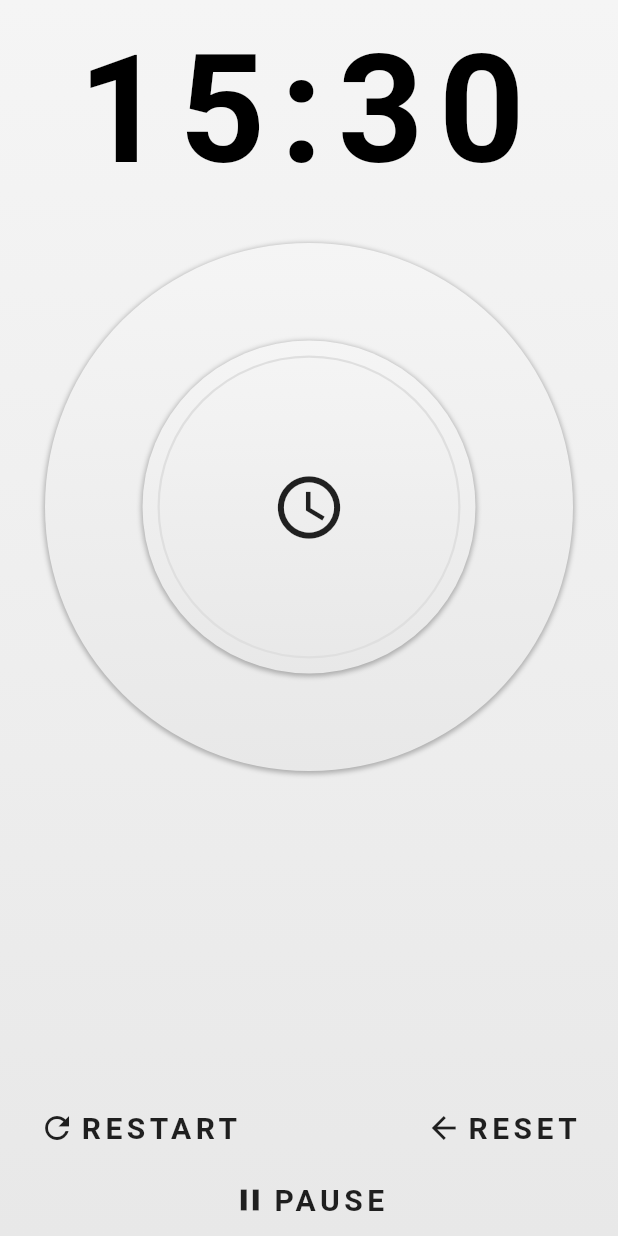
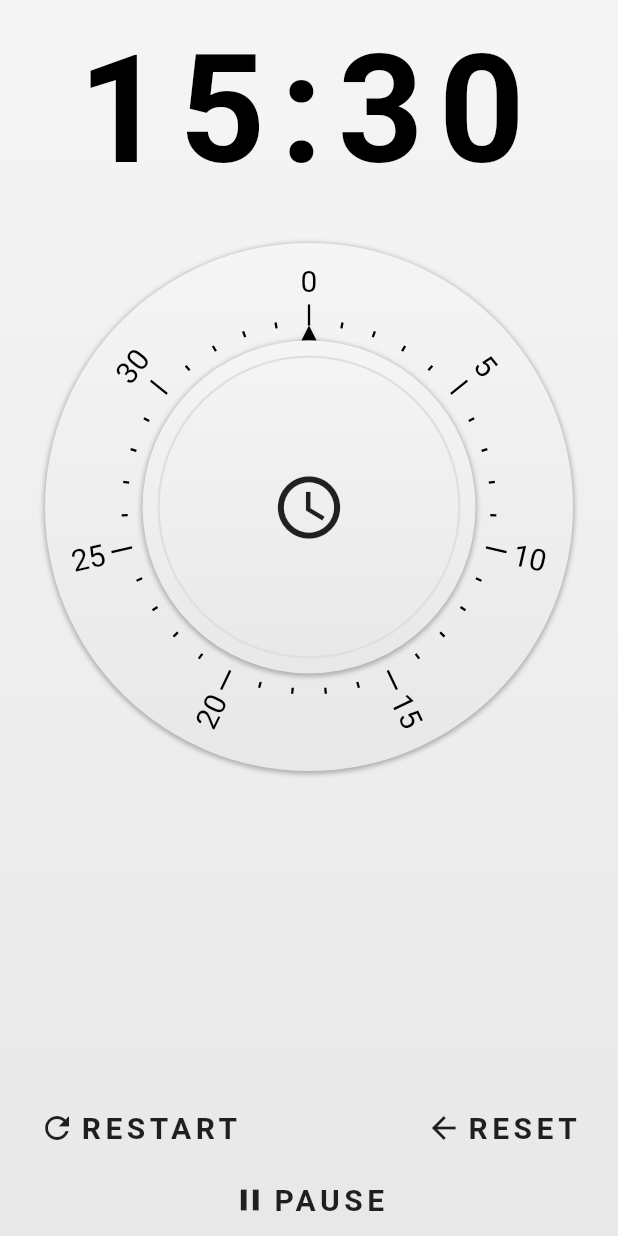
Before and after one commit to BlackFlagBin/flutterpractice, a Flutter app: the EggTimerPracticePage screen opened by its route, on a phone screen of 412 x 824 dp. Run offline on Flutter 3.47's test engine with Material 2 defaults, Android fonts, the phone set to English and light mode, and no system bars; Roboto replaces fonts that are missing (BebasNeue).

Commit message:
TimerPractice

```diff
--- a/lib/page/egg_timer_practice_page.dart
+++ b/lib/page/egg_timer_practice_page.dart
@@ -1,3 +1,5 @@
+import 'dart:math';
+
 import 'package:flutter/material.dart';
 
 final Color GRADIENT_TOP = const Color(0xfff5f5f5);
@@ -62,9 +64,126 @@ class TimeDial extends StatelessWidget {
                 ]),
             child: new Container(
               width: double.infinity,
-              child: new Padding(
+              child: new Stack(
+                children: <Widget>[
+                  new Padding(
                     padding: const EdgeInsets.all(65.0),
-                child: new AspectRatio(
+                    child: new TimerKnob(),
+                  ),
+                  new Container(
+                    padding: const EdgeInsets.all(55.0),
+                    width: double.infinity,
+                    height: double.infinity,
+                    child: new CustomPaint(
+                      painter: new TimeTicker(),
+                    ),
+                  ),
+                ],
+              ),
+            ),
+          ),
+        ),
+      ),
+    );
+  }
+}
+
+class TimeTicker extends CustomPainter {
+  final LONG_TICK = 14.0;
+  final SHORT_TICK = 4.0;
+
+  final tickCount;
+  final tickPerSection;
+  final tickInset;
+  Paint tickPainter;
+  TextPainter textPainter;
+  TextStyle textStyle;
+
+  TimeTicker(
+      {this.tickCount = 35, this.tickPerSection = 5, this.tickInset = 0.0})
+      : tickPainter = new Paint(),
+        textPainter = new TextPainter(
+            textAlign: TextAlign.center, textDirection: TextDirection.ltr),
+        textStyle = new TextStyle(
+            color: Colors.black, fontSize: 20.0, fontFamily: "BebasNeue") {
+    tickPainter.style = PaintingStyle.stroke;
+    tickPainter.strokeWidth = 1.5;
+    tickPainter.color = Colors.black;
+  }
+
+  @override
+  void paint(Canvas canvas, Size size) {
+    canvas.save();
+    canvas.translate(size.width / 2, size.height / 2);
+    canvas.save();
+    double radius = size.height / 2;
+    for (int i = 0; i < tickCount; i++) {
+      double tickLength = i % tickPerSection == 0 ? LONG_TICK : SHORT_TICK;
+      canvas.drawLine(new Offset(0.0, -radius),
+          new Offset(0.0, -tickLength - radius), tickPainter);
+
+      if (i % tickPerSection == 0) {
+        canvas.save();
+        canvas.translate(0.0, -radius - 30);
+        textPainter.text = new TextSpan(text: "$i", style: textStyle);
+        textPainter.layout();
+        var tickPercent = i / tickCount;
+        var quadrant;
+        if (tickPercent < 0.25) {
+          quadrant = 1;
+        } else if (tickPercent < 0.5) {
+          quadrant = 4;
+        } else if (tickPercent < 0.75) {
+          quadrant = 3;
+        } else {
+          quadrant = 2;
+        }
+        switch (quadrant) {
+          case 1:
+            break;
+          case 4:
+            canvas.rotate(-pi / 2);
+            break;
+          case 2:
+            break;
+          case 3:
+            canvas.rotate(pi / 2);
+            break;
+        }
+        textPainter.paint(canvas,
+            new Offset(-textPainter.width / 2, -textPainter.height / 2));
+        canvas.restore();
+      }
+      canvas.rotate(2 * pi / tickCount);
+    }
+
+    canvas.restore();
+    canvas.restore();
+  }
+
+  @override
+  bool shouldRepaint(CustomPainter oldDelegate) {
+    return true;
+  }
+}
+
+class TimerKnob extends StatelessWidget {
+  const TimerKnob({
+    Key key,
+  }) : super(key: key);
+
+  @override
+  Widget build(BuildContext context) {
+    return new Stack(
+      children: <Widget>[
+        new Container(
+          width: double.infinity,
+          height: double.infinity,
+          child: new CustomPaint(
+            painter: new ArrowPainter(),
+          ),
+        ),
+        new AspectRatio(
           aspectRatio: 1.0,
           child: new Container(
             width: double.infinity,
@@ -95,13 +214,38 @@ class TimeDial extends StatelessWidget {
               ),
             ),
           ),
-                ),
-              ),
-            ),
-          ),
-        ),
-      ),
+        )
+      ],
     );
+  }
+}
+
+class ArrowPainter extends CustomPainter {
+  Paint _dialArrowPaint;
+
+  ArrowPainter() {
+    _dialArrowPaint = new Paint();
+    _dialArrowPaint.color = Colors.black;
+    _dialArrowPaint.style = PaintingStyle.fill;
+  }
+
+  @override
+  void paint(Canvas canvas, Size size) {
+    canvas.save();
+    canvas.translate(size.width / 2, 0.0);
+    var path = new Path();
+    path.moveTo(0.0, -10.0);
+    path.lineTo(5.0, 0.0);
+    path.lineTo(-5.0, 0.0);
+    path.close();
+    canvas.drawPath(path, _dialArrowPaint);
+    canvas.drawShadow(path, Colors.black, 3.0, false);
+    canvas.restore();
+  }
+
+  @override
+  bool shouldRepaint(CustomPainter oldDelegate) {
+    return true;
   }
 }
 
```
Lines whose indentation alone changed are shown as unchanged.
